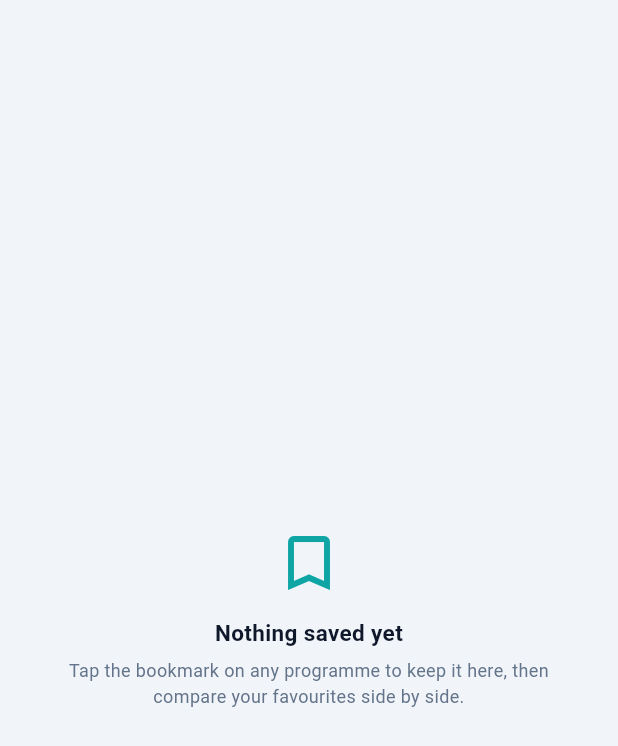
After one commit to fmarsaa/UniGuide, a Flutter app: the ShortlistScreen screen opened directly, on a phone screen of 412 x 824 dp. The commit adds this screen. Shown: the top 746 px of the screen. Run offline on Flutter 3.47's test engine with Material 3 defaults, Android fonts, the phone set to English and light mode, and no system bars; our stand-ins replace firebase_auth, firebase_core, fl_chart, google_fonts, shared_preferences; accounts and stored records are empty; network calls fail.

Commit message:
students can save programmes and compare them side by side, cutoffs now show the real range across universities

```diff
--- a/flutter_app/lib/screens/programme_detail_screen.dart
+++ b/flutter_app/lib/screens/programme_detail_screen.dart
@@ -3,6 +3,7 @@ import 'package:fl_chart/fl_chart.dart';
 import 'package:flutter/material.dart';
 import '../models/programme.dart';
 import '../theme/app_colors.dart';
+import '../widgets/save_programme_button.dart';
 
 class ProgrammeDetailScreen extends StatelessWidget {
   final Programme programme;
@@ -17,6 +18,7 @@ class ProgrammeDetailScreen extends StatelessWidget {
         title: Text(programme.code, style: const TextStyle(fontSize: 16, fontWeight: FontWeight.bold)),
         backgroundColor: const Color(0xFF14213D),
         foregroundColor: Colors.white,
+        actions: [SaveProgrammeButton(programme: programme, unsavedColor: Colors.white)],
       ),
       body: SingleChildScrollView(
         padding: const EdgeInsets.all(16.0),
@@ -63,7 +65,7 @@ class ProgrammeDetailScreen extends StatelessWidget {
                     children: [
                       _buildMetricChip(context, Icons.calendar_today, '${programme.durationYears} Years Full-Time'),
                       _buildMetricChip(context, Icons.grade, 'Min Grade: ${programme.minMeanGrade}'),
-                      _buildMetricChip(context, Icons.analytics, 'Avg: ${programme.averageCutoff} pts'),
+                      _buildMetricChip(context, Icons.analytics, 'Cutoff: ${programme.cutoffRangeLabel}'),
                     ],
                   ),
                 ],
--- a/flutter_app/lib/screens/recommendations_screen.dart
+++ b/flutter_app/lib/screens/recommendations_screen.dart
@@ -3,6 +3,7 @@ import 'package:url_launcher/url_launcher.dart';
 import '../models/recommendation.dart';
 import '../models/programme.dart';
 import '../theme/app_colors.dart';
+import '../widgets/save_programme_button.dart';
 import '../widgets/shap_bars.dart';
 
 class RecommendationsScreen extends StatelessWidget {
@@ -303,7 +304,7 @@ class RecommendationsScreen extends StatelessWidget {
                       ),
                       const SizedBox(width: 8),
                       Text(
-                        'Cutoff: ${item.programme.averageCutoff} pts',
+                        'Cutoff: ${item.programme.cutoffRangeLabel}',
                         style: TextStyle(
                           fontSize: 11,
                           color: item.meetsMinimumRequirements ? Colors.blue.shade800 : Colors.grey.shade700,
@@ -318,6 +319,7 @@ class RecommendationsScreen extends StatelessWidget {
                 ShapExplanationCard(
                   shapFeatures: item.shapExplanations,
                   primaryReason: item.primaryReason,
+                  plainReasons: item.plainReasons,
                 ),
                 const SizedBox(height: 16),
 
@@ -337,6 +339,7 @@ class RecommendationsScreen extends StatelessWidget {
                       ),
                     ),
                     const SizedBox(width: 8),
+                    SaveProgrammeButton(programme: item.programme),
                     IconButton(
                       icon: const Icon(Icons.star_border, color: Color(0xFFD97706)),
                       tooltip: 'Rate Recommendation Relevance',
--- /dev/null
+++ b/flutter_app/lib/screens/shortlist_screen.dart
@@ -0,0 +1,172 @@
+import 'package:flutter/material.dart';
+import 'package:provider/provider.dart';
+import '../models/programme.dart';
+import '../services/shortlist_controller.dart';
+import '../theme/app_colors.dart';
+import '../widgets/save_programme_button.dart';
+import 'compare_screen.dart';
+import 'programme_detail_screen.dart';
+
+/// "Saved" tab: the programmes a student bookmarked, with a side-by-side
+/// comparison of two or three of them.
+class ShortlistScreen extends StatefulWidget {
+  const ShortlistScreen({Key? key}) : super(key: key);
+
+  @override
+  State<ShortlistScreen> createState() => _ShortlistScreenState();
+}
+
+class _ShortlistScreenState extends State<ShortlistScreen> {
+  static const int _maxCompare = 3;
+  final Set<String> _selected = <String>{};
+
+  @override
+  Widget build(BuildContext context) {
+    final controller = context.watch<ShortlistController>();
+    final items = controller.items;
+    // Drop selections for programmes that were removed in the meantime.
+    _selected.removeWhere((id) => !items.any((p) => p.id == id));
+
+    Widget body;
+    if (controller.isLoading && items.isEmpty) {
+      body = const Center(child: CircularProgressIndicator(valueColor: AlwaysStoppedAnimation<Color>(AppColors.accentTeal)));
+    } else if (controller.error != null && items.isEmpty) {
+      body = _message(
+        context,
+        icon: Icons.cloud_off,
+        title: 'Could not load your saved programmes',
+        detail: controller.error!,
+        action: ElevatedButton.icon(
+          onPressed: controller.load,
+          icon: const Icon(Icons.refresh),
+          label: const Text('Retry'),
+        ),
+      );
+    } else if (items.isEmpty) {
+      body = _message(
+        context,
+        icon: Icons.bookmark_border,
+        title: 'Nothing saved yet',
+        detail: 'Tap the bookmark on any programme to keep it here, then compare your favourites side by side.',
+      );
+    } else {
+      body = ListView(
+        padding: const EdgeInsets.fromLTRB(16, 16, 16, 100),
+        children: [
+          Text(
+            'Select 2 or 3 programmes to compare them side by side.',
+            style: TextStyle(fontSize: 12, color: AppColors.textSecondary(context)),
+          ),
+          const SizedBox(height: 12),
+          for (final programme in items) _card(context, programme),
+        ],
+      );
+    }
+
+    return Scaffold(
+      backgroundColor: AppColors.scaffoldBackground(context),
+      body: body,
+      floatingActionButton: items.length >= 2
+          ? FloatingActionButton.extended(
+              onPressed: _selected.length >= 2
+                  ? () {
+                      final chosen = items.where((p) => _selected.contains(p.id)).toList();
+                      Navigator.push(context, MaterialPageRoute(builder: (_) => CompareScreen(programmes: chosen)));
+                    }
+                  : null,
+              backgroundColor: _selected.length >= 2 ? AppColors.accentTeal : AppColors.chipBackground(context),
+              foregroundColor: _selected.length >= 2 ? Colors.white : AppColors.textSecondary(context),
+              icon: const Icon(Icons.compare_arrows),
+              label: Text(_selected.length >= 2 ? 'Compare ${_selected.length}' : 'Select 2 to compare'),
+            )
+          : null,
+    );
+  }
+
+  Widget _card(BuildContext context, Programme programme) {
+    final isSelected = _selected.contains(programme.id);
+    return Container(
+      margin: const EdgeInsets.only(bottom: 12),
+      decoration: BoxDecoration(
+        color: AppColors.cardBackground(context),
+        borderRadius: BorderRadius.circular(14),
+        border: Border.all(color: isSelected ? AppColors.accentTeal : AppColors.cardBorder(context), width: isSelected ? 2 : 1),
+      ),
+      child: Row(
+        children: [
+          Checkbox(
+            value: isSelected,
+            activeColor: AppColors.accentTeal,
+            onChanged: (checked) {
+              if (checked == true && _selected.length >= _maxCompare) {
+                ScaffoldMessenger.of(context).showSnackBar(
+                  const SnackBar(content: Text('You can compare up to 3 programmes at a time.')),
+                );
+                return;
+              }
+              setState(() => checked == true ? _selected.add(programme.id) : _selected.remove(programme.id));
+            },
+          ),
+          Expanded(
+            child: InkWell(
+              onTap: () => Navigator.push(
+                context,
+                MaterialPageRoute(builder: (_) => ProgrammeDetailScreen(programme: programme)),
+              ),
+              child: Padding(
+                padding: const EdgeInsets.symmetric(vertical: 12),
+                child: Column(
+                  crossAxisAlignment: CrossAxisAlignment.start,
+                  children: [
+                    Text(
+                      programme.title,
+                      style: TextStyle(fontWeight: FontWeight.bold, fontSize: 14, color: AppColors.textPrimary(context)),
+                    ),
+                    const SizedBox(height: 4),
+                    Text(
+                      '${programme.code} • ${programme.durationYears} years',
+                      style: TextStyle(fontSize: 11, color: AppColors.textSecondary(context)),
+                    ),
+                    const SizedBox(height: 4),
+                    Text(
+                      'Cutoff: ${programme.cutoffRangeLabel}',
+                      style: const TextStyle(fontSize: 11, fontWeight: FontWeight.bold, color: AppColors.accentTeal),
+                    ),
+                  ],
+                ),
+              ),
+            ),
+          ),
+          SaveProgrammeButton(programme: programme),
+        ],
+      ),
+    );
+  }
+
+  Widget _message(BuildContext context, {required IconData icon, required String title, required String detail, Widget? action}) {
+    return Center(
+      child: Padding(
+        padding: const EdgeInsets.all(24),
+        child: Column(
+          mainAxisSize: MainAxisSize.min,
+          children: [
+            Icon(icon, size: 48, color: AppColors.accentTeal),
+            const SizedBox(height: 12),
+            Text(
+              title,
+              textAlign: TextAlign.center,
+              style: TextStyle(fontWeight: FontWeight.bold, fontSize: 15, color: AppColors.textPrimary(context)),
+            ),
+            const SizedBox(height: 6),
+            Text(
+              detail,
+              textAlign: TextAlign.center,
+              style: TextStyle(fontSize: 12, color: AppColors.textSecondary(context), height: 1.4),
+            ),
+            if (action != null) ...[const SizedBox(height: 16), action],
+          ],
+        ),
+      ),
+    );
+  }
+}
--- /dev/null
+++ b/flutter_app/lib/services/shortlist_controller.dart
@@ -0,0 +1,56 @@
+import 'package:flutter/foundation.dart';
+import '../models/programme.dart';
+import 'api_service.dart';
+
+/// The student's saved ("shortlisted") programmes. Lives at app level so the
+/// bookmark button on a recommendation card, the programme page and the
+/// catalogue all show the same saved state. Saves go to the backend, so a
+/// shortlist follows the student's account across sessions.
+class ShortlistController extends ChangeNotifier {
+  List<Programme> _items = [];
+  bool _loading = false;
+  String? _error;
+
+  List<Programme> get items => List.unmodifiable(_items);
+  bool get isLoading => _loading;
+  String? get error => _error;
+
+  bool isSaved(String programmeId) => _items.any((p) => p.id == programmeId);
+
+  Future<void> load() async {
+    _loading = true;
+    _error = null;
+    notifyListeners();
+    try {
+      _items = await ApiService.fetchShortlist();
+    } on ApiException catch (e) {
+      _error = e.message;
+    }
+    _loading = false;
+    notifyListeners();
+  }
+
+  /// Saves or removes [programme]. Updates the screen immediately and rolls
+  /// back if the server refuses. Returns an error message, or null on success.
+  Future<String?> toggle(Programme programme) async {
+    final wasSaved = isSaved(programme.id);
+    _items = wasSaved
+        ? _items.where((p) => p.id != programme.id).toList()
+        : [..._items, programme];
+    notifyListeners();
+    try {
+      if (wasSaved) {
+        await ApiService.removeFromShortlist(programme.id);
+      } else {
+        await ApiService.addToShortlist(programme.id);
+      }
+      return null;
+    } on ApiException catch (e) {
+      _items = wasSaved
+          ? [..._items, programme]
+          : _items.where((p) => p.id != programme.id).toList();
+      notifyListeners();
+      return e.message;
+    }
+  }
+}
--- /dev/null
+++ b/flutter_app/lib/widgets/save_programme_button.dart
@@ -0,0 +1,36 @@
+import 'package:flutter/material.dart';
+import 'package:provider/provider.dart';
+import '../models/programme.dart';
+import '../services/shortlist_controller.dart';
+import '../theme/app_colors.dart';
+
+/// Bookmark toggle that saves a programme to (or removes it from) the
+/// student's shortlist. Used on recommendation cards, the programme page and
+/// the catalogue.
+class SaveProgrammeButton extends StatelessWidget {
+  final Programme programme;
+  final Color? unsavedColor;
+
+  const SaveProgrammeButton({Key? key, required this.programme, this.unsavedColor}) : super(key: key);
+
+  @override
+  Widget build(BuildContext context) {
+    final saved = context.select<ShortlistController, bool>((c) => c.isSaved(programme.id));
+    return IconButton(
+      icon: Icon(
+        saved ? Icons.bookmark : Icons.bookmark_border,
+        color: saved ? AppColors.accentTeal : (unsavedColor ?? AppColors.textSecondary(context)),
+      ),
+      tooltip: saved ? 'Remove from saved programmes' : 'Save this programme',
+      onPressed: () async {
+        final messenger = ScaffoldMessenger.of(context);
+        final error = await context.read<ShortlistController>().toggle(programme);
+        messenger.hideCurrentSnackBar();
+        messenger.showSnackBar(SnackBar(
+          content: Text(error ?? (saved ? 'Removed from your saved programmes' : 'Saved - find it in the Saved tab')),
+          duration: const Duration(seconds: 2),
+        ));
+      },
+    );
+  }
+}
```
Also changed, not shown: flutter_app/lib/main.dart (+16 -2 lines), flutter_app/lib/models/programme.dart (+11 -0 lines), flutter_app/lib/screens/compare_screen.dart (added, +111 -0 lines), flutter_app/lib/screens/programme_catalog_screen.dart (+9 -2 lines), flutter_app/lib/services/api_service.dart (+33 -0 lines).
